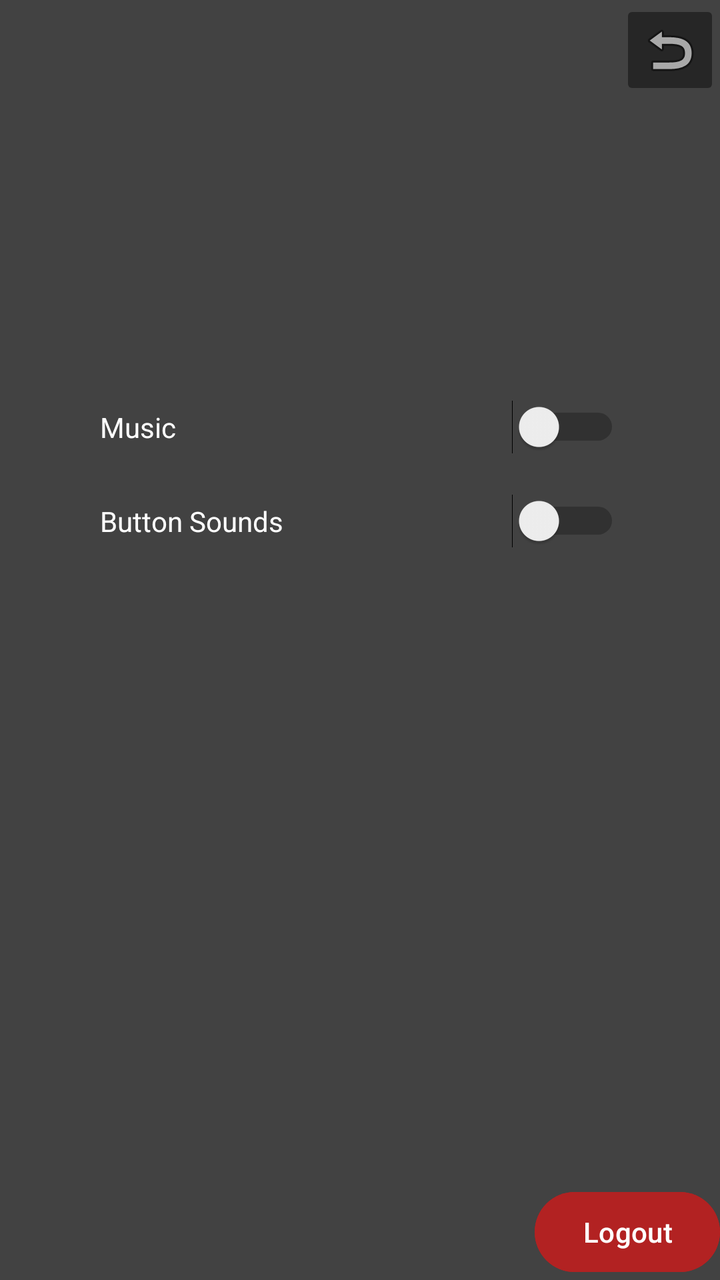
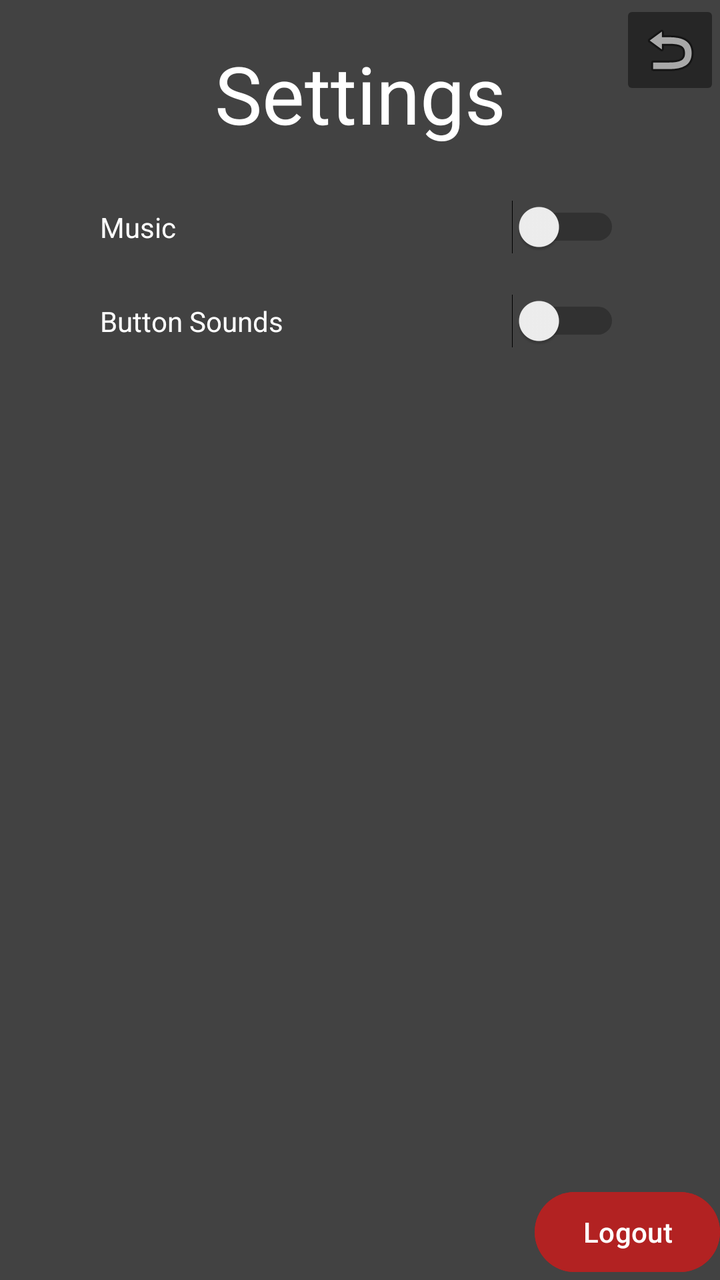

Screens rendered from an Android XML layout before and after an edit, with the pre-edit source and the edit as a unified diff.
<!-- AndroidManifest.xml: application theme Theme.SaimonSays -->
<!-- res/layout/activity_settings.xml -->
<?xml version="1.0" encoding="utf-8"?>
<androidx.constraintlayout.widget.ConstraintLayout xmlns:android="http://schemas.android.com/apk/res/android"
    xmlns:app="http://schemas.android.com/apk/res-auto"
    xmlns:tools="http://schemas.android.com/tools"
    android:id="@+id/main"
    android:layout_width="match_parent"
    android:layout_height="match_parent"
    android:background="@color/leaderboard_backgroung"
    tools:context=".Settings">


    <ImageButton
        android:id="@+id/returnButton"
        android:layout_width="50dp"
        android:layout_height="50dp"
        app:layout_constraintEnd_toEndOf="parent"
        app:layout_constraintTop_toTopOf="parent"
        android:backgroundTint="@color/cardcolor"
        app:srcCompat="@android:drawable/ic_menu_revert"/>

    <Switch
        android:id="@+id/musicSwitch"
        android:layout_width="match_parent"
        android:layout_height="wrap_content"
        android:text="Music"
        android:layout_marginRight="50dp"
        android:layout_marginLeft="50dp"
        android:layout_marginTop="200dp"
        android:textColor="@color/white"
        app:layout_constraintEnd_toEndOf="parent"
        app:layout_constraintStart_toStartOf="parent"
        app:layout_constraintTop_toTopOf="parent" />

    <Switch
        android:id="@+id/ButtonSoundsSwitch"
        android:layout_width="match_parent"
        android:layout_height="wrap_content"
        android:layout_marginTop="20dp"
        android:layout_marginLeft="50dp"
        android:layout_marginRight="50dp"
        android:text="Button Sounds"
        android:textColor="@color/white"
        app:layout_constraintEnd_toEndOf="parent"
        app:layout_constraintStart_toStartOf="parent"
        app:layout_constraintTop_toBottomOf="@+id/musicSwitch" />

    <Button
        android:id="@+id/button"
        android:layout_width="wrap_content"
        android:layout_height="wrap_content"
        android:textColor="@color/white"
        android:backgroundTint="@color/grayish_red"
        android:text="Logout"
        app:layout_constraintBottom_toBottomOf="parent"
        app:layout_constraintEnd_toEndOf="parent" />

</androidx.constraintlayout.widget.ConstraintLayout>
<!-- resources referenced by this layout -->
<resources>
  <color name="cardcolor">#262626</color>
  <color name="grayish_red">#B22222</color>
  <color name="leaderboard_backgroung">#424242</color>
  <color name="white">#FFFFFFFF</color>
  <style name="Theme.SaimonSays" parent="Base.Theme.SaimonSays" />
  <style name="Base.Theme.SaimonSays" parent="Theme.Material3.DayNight.NoActionBar">
          
          
      </style>
</resources>

<!-- the commit's change to res/layout/activity_settings.xml (unified diff, before → after) -->
@@ -18,34 +18,8 @@
         android:backgroundTint="@color/cardcolor"
         app:srcCompat="@android:drawable/ic_menu_revert"/>
 
-    <Switch
-        android:id="@+id/musicSwitch"
-        android:layout_width="match_parent"
-        android:layout_height="wrap_content"
-        android:text="Music"
-        android:layout_marginRight="50dp"
-        android:layout_marginLeft="50dp"
-        android:layout_marginTop="200dp"
-        android:textColor="@color/white"
-        app:layout_constraintEnd_toEndOf="parent"
-        app:layout_constraintStart_toStartOf="parent"
-        app:layout_constraintTop_toTopOf="parent" />
-
-    <Switch
-        android:id="@+id/ButtonSoundsSwitch"
-        android:layout_width="match_parent"
-        android:layout_height="wrap_content"
-        android:layout_marginTop="20dp"
-        android:layout_marginLeft="50dp"
-        android:layout_marginRight="50dp"
-        android:text="Button Sounds"
-        android:textColor="@color/white"
-        app:layout_constraintEnd_toEndOf="parent"
-        app:layout_constraintStart_toStartOf="parent"
-        app:layout_constraintTop_toBottomOf="@+id/musicSwitch" />
-
     <Button
-        android:id="@+id/button"
+        android:id="@+id/logoutButton"
         android:layout_width="wrap_content"
         android:layout_height="wrap_content"
         android:textColor="@color/white"
@@ -54,4 +28,48 @@
         app:layout_constraintBottom_toBottomOf="parent"
         app:layout_constraintEnd_toEndOf="parent" />
 
+    <LinearLayout
+        android:layout_width="match_parent"
+        android:layout_height="match_parent"
+        android:layout_marginTop="100dp"
+
+        android:layout_marginBottom="75dp"
+        android:orientation="vertical"
+        app:layout_constraintBottom_toBottomOf="parent"
+        app:layout_constraintEnd_toEndOf="parent"
+        app:layout_constraintStart_toStartOf="parent"
+        app:layout_constraintTop_toBottomOf="@id/settingsTextview">
+
+        <Switch
+            android:id="@+id/musicSwitch"
+            android:layout_width="match_parent"
+            android:layout_height="wrap_content"
+            android:layout_marginLeft="50dp"
+            android:layout_marginRight="50dp"
+            android:text="Music"
+            android:textColor="@color/white" />
+
+        <Switch
+            android:id="@+id/ButtonSoundsSwitch"
+            android:layout_width="match_parent"
+            android:layout_height="wrap_content"
+            android:layout_marginLeft="50dp"
+            android:layout_marginTop="20dp"
+            android:layout_marginRight="50dp"
+            android:text="Button Sounds"
+            android:textColor="@color/white" />
+    </LinearLayout>
+
+    <TextView
+        android:id="@+id/settingsTextview"
+        android:layout_width="wrap_content"
+        android:layout_height="wrap_content"
+        android:text="Settings"
+        app:layout_constraintEnd_toEndOf="parent"
+        android:textColor="@color/white"
+        android:textSize="40dp"
+        android:layout_marginTop="20dp"
+        app:layout_constraintStart_toStartOf="parent"
+        app:layout_constraintTop_toTopOf="parent" />
+
 </androidx.constraintlayout.widget.ConstraintLayout>
